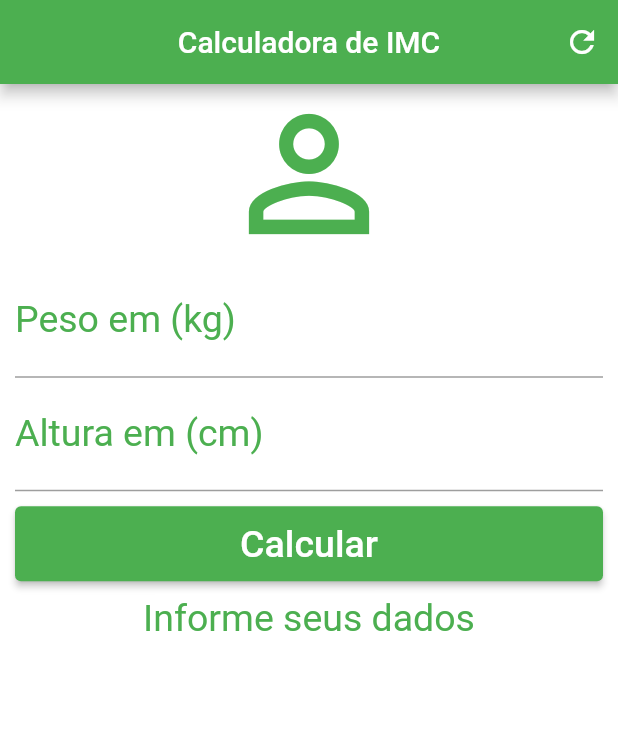
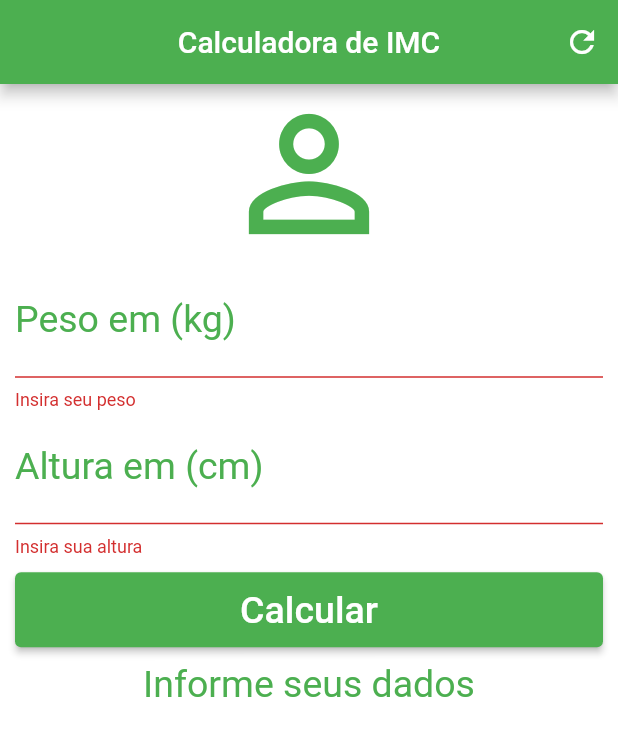
Before and after one commit to edvaldoide/calc_imc, a Flutter app: the screen it shows after launch, after a tap on "Calcular", on a phone screen of 412 x 824 dp. Shown: the top 736 px of the screen. Run offline on Flutter 3.47's test engine with Material 2 defaults, Android fonts, the phone set to English and light mode, and no system bars.

Commit message:
Verificando se valores foram digitados

```diff
--- a/calc_imc/lib/main.dart
+++ b/calc_imc/lib/main.dart
@@ -17,12 +17,16 @@ class _HomeState extends State<Home> {
   TextEditingController weightController = TextEditingController();
   TextEditingController heightController = TextEditingController();
 
+  GlobalKey<FormState> _formkey = GlobalKey<FormState>();
+
   String _infotext = "Informe seus dados";
 
   void _resetFields() {
     weightController.text = "";
     heightController.text = "";
+    setState(() {
       _infotext = "Informe seus dados";
+    });
   }
 
   void _calculate() {
@@ -60,11 +64,13 @@ class _HomeState extends State<Home> {
       backgroundColor: Colors.white,
       body: SingleChildScrollView(
         padding: EdgeInsets.fromLTRB(10.0, 0.0, 10.0, 0.0),
+        child: Form(
+          key: _formkey,
           child: Column(
             crossAxisAlignment: CrossAxisAlignment.stretch,
             children: [
               Icon(Icons.person_outline, size: 120.0, color: Colors.green),
-            TextField(
+              TextFormField(
                 keyboardType: TextInputType.number,
                 decoration: InputDecoration(
                   labelText: 'Peso em (kg)',
@@ -73,8 +79,13 @@ class _HomeState extends State<Home> {
                 textAlign: TextAlign.center,
                 style: TextStyle(color: Colors.green, fontSize: 25.0),
                 controller: weightController,
+                validator: (value) {
+                  if (value!.isEmpty) {
+                    return "Insira seu peso";
+                  }
+                },
               ),
-            TextField(
+              TextFormField(
                 keyboardType: TextInputType.number,
                 decoration: InputDecoration(
                   labelText: 'Altura em (cm)',
@@ -83,6 +94,11 @@ class _HomeState extends State<Home> {
                 textAlign: TextAlign.center,
                 style: TextStyle(color: Colors.green, fontSize: 25.0),
                 controller: heightController,
+                validator: (value) {
+                  if (value!.isEmpty) {
+                    return "Insira sua altura";
+                  }
+                },
               ),
               Padding(
                 padding: EdgeInsets.only(top: 10.0, bottom: 10.0),
@@ -93,7 +109,11 @@ class _HomeState extends State<Home> {
                       primary: Colors.green, // background
                       onPrimary: Colors.white, // foreground
                     ),
-                  onPressed: _calculate,
+                    onPressed: () {
+                      if (_formkey.currentState!.validate()) {
+                        _calculate();
+                      }
+                    },
                     child: Text(
                       'Calcular',
                       style: TextStyle(
@@ -112,6 +132,7 @@ class _HomeState extends State<Home> {
             ],
           ),
         ),
+      ),
     );
   }
 }
```
Lines whose indentation alone changed are shown as unchanged.
